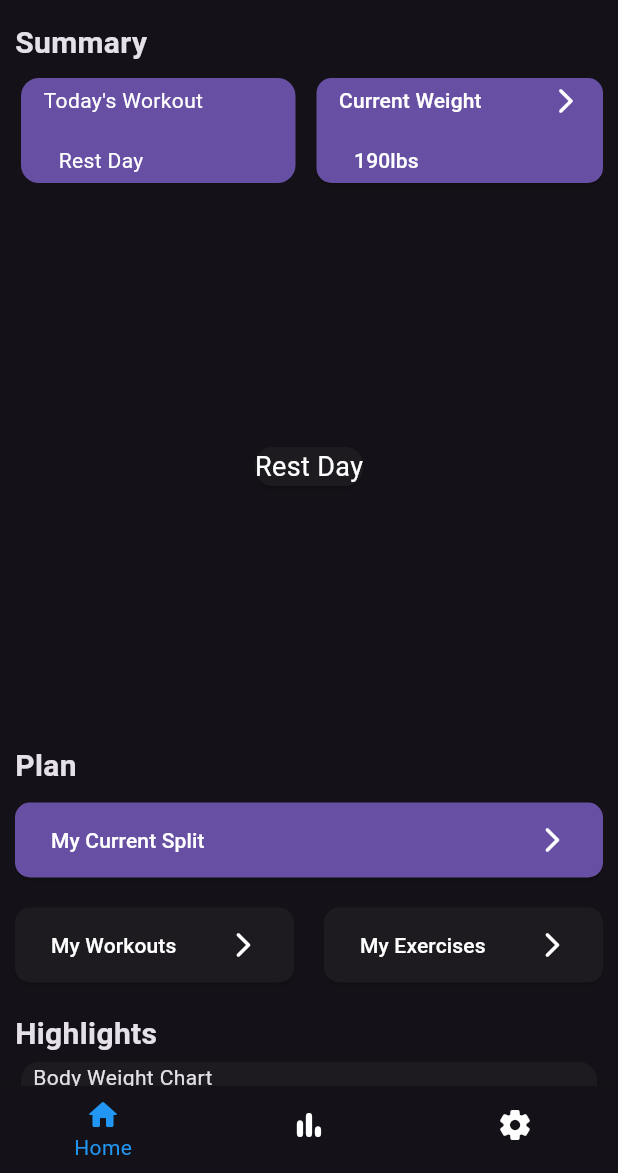
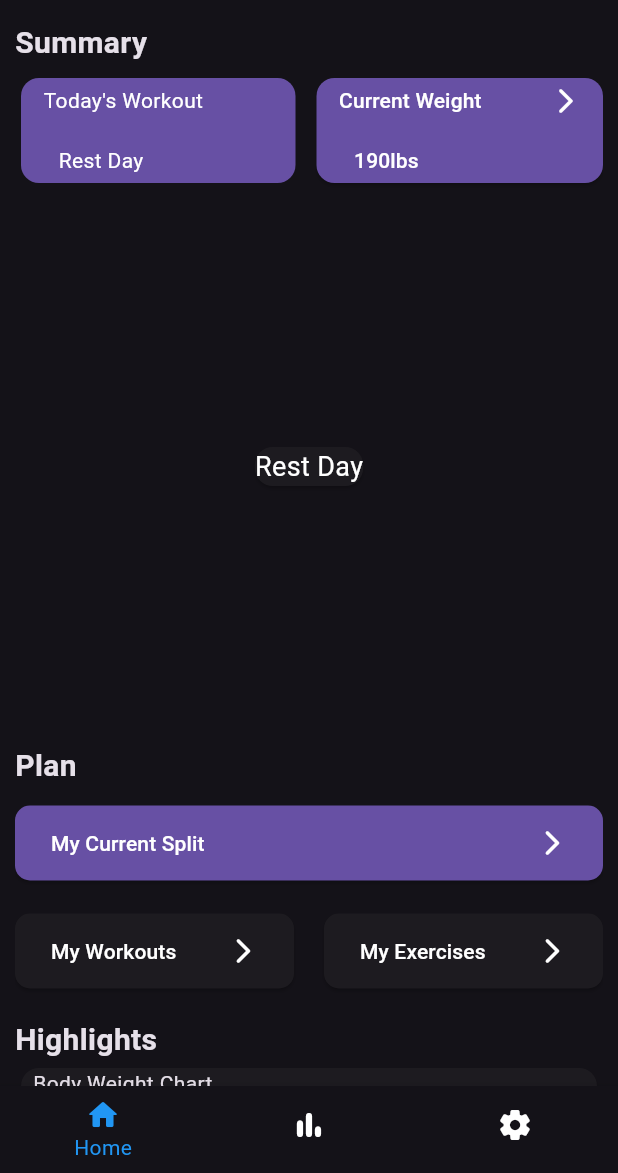
Before and after one commit to BrandonGatewood/LightWeight, a Flutter app: the screen it shows after launch, on a phone screen of 412 x 824 dp, the part 63-1236 px from its top. Run offline on Flutter 3.47's test engine with Material 3 defaults, Android fonts, the phone set to English and light mode, and no system bars; our stand-ins replace fl_chart, sqflite; accounts and stored records are empty.

Commit message:
Changed layout of homepage

```diff
--- a/lightweight_app/lib/bottom_navbar/home_page_widgets/plan_widget.dart
+++ b/lightweight_app/lib/bottom_navbar/home_page_widgets/plan_widget.dart
@@ -42,7 +42,7 @@ class Plan extends StatelessWidget {
 
   Widget currentSplitButton(BuildContext context) {
     return Padding(
-      padding: const EdgeInsets.symmetric(vertical: 10),
+      padding: const EdgeInsets.symmetric(vertical: 12),
       child: ElevatedButton(
         style: currentSplitButtonStyle(context),
         onPressed: () {
--- a/lightweight_app/lib/bottom_navbar/home_page_widgets/summary_widget.dart
+++ b/lightweight_app/lib/bottom_navbar/home_page_widgets/summary_widget.dart
@@ -44,7 +44,7 @@ class Summary extends StatelessWidget {
       style: ButtonStyle(
         shape: MaterialStateProperty.all<RoundedRectangleBorder>(
           RoundedRectangleBorder(
-            borderRadius: BorderRadius.circular(10),
+            borderRadius: BorderRadius.circular(12),
           ),
         ),
         backgroundColor: MaterialStateProperty.all(Theme.of(context).colorScheme.inversePrimary),
```
